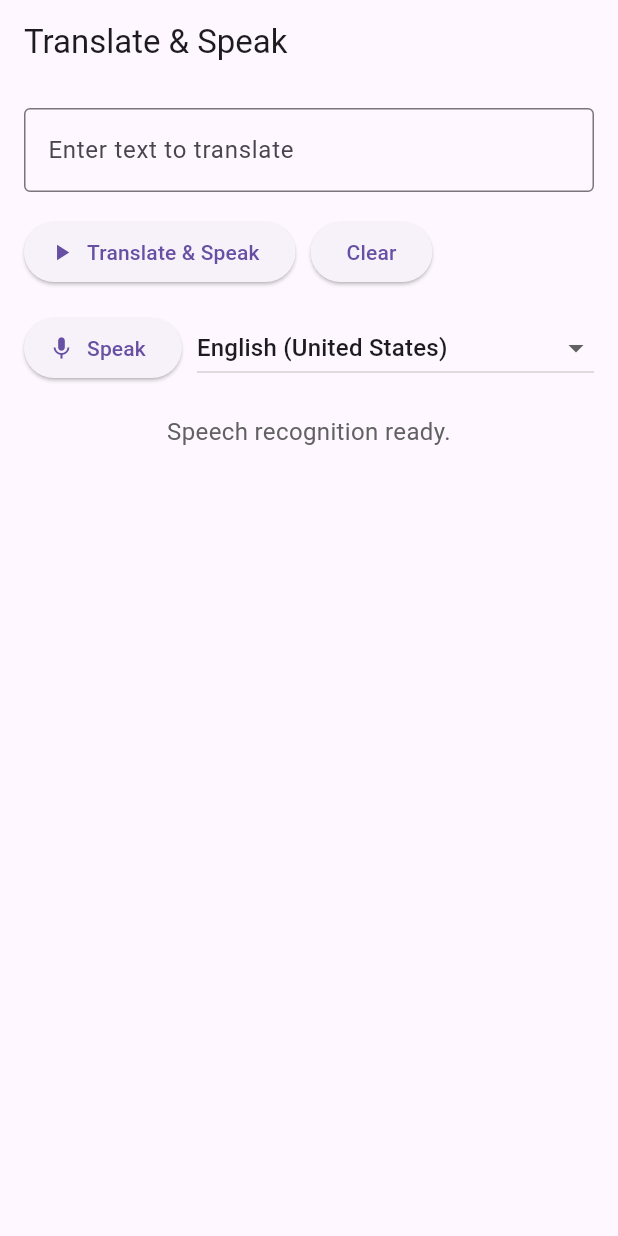
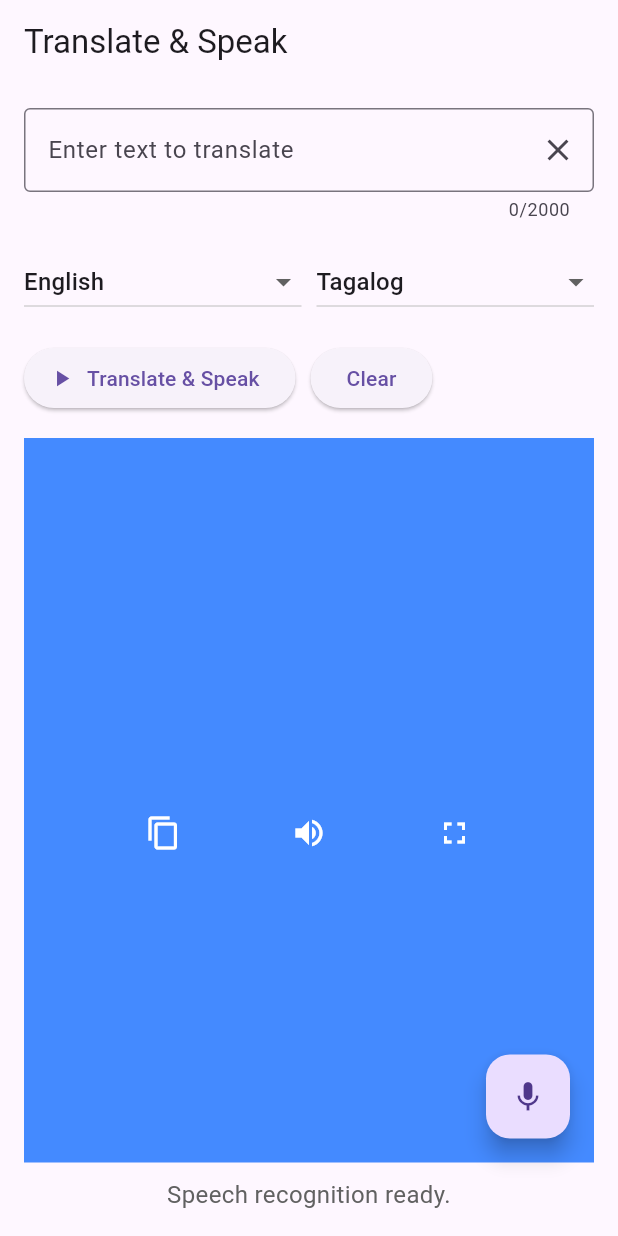
Before and after one commit to Kdaniel-prog/translate, a Flutter app: the screen it shows after launch, on a phone screen of 412 x 824 dp. Run offline on Flutter 3.47's test engine with Material 3 defaults, Android fonts, the phone set to English and light mode, and no system bars; our stand-ins replace audioplayers, speech_to_text.

Commit message:
Update translate_speak_demo.dart

```diff
--- a/lib/translate_speak_demo.dart
+++ b/lib/translate_speak_demo.dart
@@ -1,10 +1,12 @@
 import 'package:flutter/material.dart';
+import 'package:flutter/services.dart';
 import 'services/translate_service.dart';
 import 'services/text_to_speech_service.dart';
 import 'services/speech_to_text.dart';
 
 class TranslateSpeakDemo extends StatefulWidget {
   const TranslateSpeakDemo({super.key});
+
   @override
   State<TranslateSpeakDemo> createState() => _TranslateSpeakDemoState();
 }
@@ -19,6 +21,16 @@ class _TranslateSpeakDemoState extends State<TranslateSpeakDemo> {
   String status = "Type something and press the mic.";
   String translatedText = "";
   bool isListening = false;
+  String sourceLanguage = 'en';
+  String targetLanguage = 'tl';
+
+  final languageList = [
+    {'code': 'en', 'name': 'English'},
+    {'code': 'tl', 'name': 'Tagalog'},
+    {'code': 'de', 'name': 'German'},
+    {'code': 'zh', 'name': 'Chinese'},
+    // Add more as needed
+  ];
 
   @override
   void initState() {
@@ -48,14 +60,14 @@ class _TranslateSpeakDemoState extends State<TranslateSpeakDemo> {
 
     try {
       setState(() => status = "Translating...");
-      final translated = await _translateService.translate(inputText, 'tl');
+      final translated = await _translateService.translate(inputText, targetLanguage);
 
       setState(() {
         translatedText = translated;
         status = "Speaking...";
       });
 
-      await _ttsService.speak(translated, 'tl');
+      await _ttsService.speak(translated, targetLanguage);
 
       setState(() => status = "Done.");
     } catch (e) {
@@ -66,9 +78,7 @@ class _TranslateSpeakDemoState extends State<TranslateSpeakDemo> {
   void _toggleListening() {
     if (isListening) {
       _speechService.stopListening();
-      setState(() {
-        isListening = false;
-      });
+      setState(() => isListening = false);
     } else {
       _speechService.startListening();
       setState(() {
@@ -81,7 +91,7 @@ class _TranslateSpeakDemoState extends State<TranslateSpeakDemo> {
   @override
   Widget build(BuildContext context) {
     return Scaffold(
-      appBar: AppBar(title: Text("Translate & Speak")),
+      appBar: AppBar(title: const Text("Translate & Speak")),
       body: Padding(
         padding: const EdgeInsets.all(16),
         child: Column(
@@ -89,21 +99,60 @@ class _TranslateSpeakDemoState extends State<TranslateSpeakDemo> {
             TextField(
               controller: _textController,
               decoration: InputDecoration(
-                labelText: "Enter text to translate",
-                border: OutlineInputBorder(),
+                hintText: "Enter text to translate",
+                counterText: '${_textController.text.length}/2000',
+                suffixIcon: IconButton(
+                  icon: const Icon(Icons.clear),
+                  onPressed: () {
+                    _textController.clear();
+                    setState(() {
+                      translatedText = "";
+                      status = "Cleared.";
+                    });
+                  },
+                ),
+                border: const OutlineInputBorder(),
               ),
-              minLines: 1,
-              maxLines: 4,
+              maxLength: 2000,
+              maxLines: null,
             ),
-            SizedBox(height: 16),
+            const SizedBox(height: 16),
+            Row(
+              children: [
+                Expanded(
+                  child: DropdownButton<String>(
+                    value: sourceLanguage,
+                    isExpanded: true,
+                    onChanged: (val) => setState(() => sourceLanguage = val!),
+                    items: languageList.map((lang) => DropdownMenuItem(
+                      value: lang['code'],
+                      child: Text(lang['name']!),
+                    )).toList(),
+                  ),
+                ),
+                const SizedBox(width: 10),
+                Expanded(
+                  child: DropdownButton<String>(
+                    value: targetLanguage,
+                    isExpanded: true,
+                    onChanged: (val) => setState(() => targetLanguage = val!),
+                    items: languageList.map((lang) => DropdownMenuItem(
+                      value: lang['code'],
+                      child: Text(lang['name']!),
+                    )).toList(),
+                  ),
+                ),
+              ],
+            ),
+            const SizedBox(height: 16),
             Row(
               children: [
                 ElevatedButton.icon(
                   onPressed: _translateAndSpeak,
-                  icon: Icon(Icons.play_arrow),
-                  label: Text("Translate & Speak"),
+                  icon: const Icon(Icons.play_arrow),
+                  label: const Text("Translate & Speak"),
                 ),
-                SizedBox(width: 10),
+                const SizedBox(width: 10),
                 ElevatedButton(
                   onPressed: () {
                     _textController.clear();
@@ -112,48 +161,64 @@ class _TranslateSpeakDemoState extends State<TranslateSpeakDemo> {
                       status = "Cleared.";
                     });
                   },
-                  child: Text("Clear"),
+                  child: const Text("Clear"),
                 ),
               ],
             ),
-            SizedBox(height: 16),
-            Row(
-              children: [
-                ElevatedButton.icon(
-                  onPressed: _toggleListening,
-                  icon: Icon(isListening ? Icons.stop : Icons.mic),
-                  label: Text(isListening ? "Stop" : "Speak"),
-                ),
-                SizedBox(width: 10),
-                Expanded(
-                  child: DropdownButton<String>(
-                    value: _speechService.selectedLocaleId,
-                    isExpanded: true,
-                    onChanged: (newLocale) {
-                      setState(() {
-                        _speechService.selectedLocaleId = newLocale ?? '';
-                      });
-                    },
-                    items: _speechService.localeNames
-                        .map((locale) => DropdownMenuItem(
-                              value: locale.localeId,
-                              child: Text(locale.name),
-                            ))
-                        .toList(),
+            const SizedBox(height: 16),
+            Expanded(
+              child: Stack(
+                children: [
+                  Container(
+                    width: double.infinity,
+                    padding: const EdgeInsets.all(20),
+                    color: Colors.blueAccent,
+                    child: Column(
+                      crossAxisAlignment: CrossAxisAlignment.center,
+                      mainAxisAlignment: MainAxisAlignment.center,
+                      children: [
+                        Text(
+                          translatedText,
+                          style: const TextStyle(fontSize: 24, color: Colors.white),
+                          textAlign: TextAlign.center,
+                        ),
+                        const SizedBox(height: 10),
+                        Row(
+                          mainAxisAlignment: MainAxisAlignment.spaceEvenly,
+                          children: [
+                            IconButton(
+                              icon: const Icon(Icons.copy, color: Colors.white),
+                              onPressed: () => Clipboard.setData(
+                                  ClipboardData(text: translatedText)),
+                            ),
+                            IconButton(
+                              icon: const Icon(Icons.volume_up, color: Colors.white),
+                              onPressed: () => _ttsService.speak(translatedText, targetLanguage),
+                            ),
+                            IconButton(
+                              icon: const Icon(Icons.fullscreen, color: Colors.white),
+                              onPressed: () {},
+                            ),
+                          ],
+                        ),
+                      ],
+                    ),
                   ),
-                ),
-              ],
+                  Positioned(
+                    right: 16,
+                    bottom: 16,
+                    child: FloatingActionButton(
+                      onPressed: _toggleListening,
+                      child: Icon(isListening ? Icons.stop : Icons.mic),
+                    ),
+                  ),
+                ],
+              ),
             ),
-            SizedBox(height: 20),
+            const SizedBox(height: 10),
             Text(
               status,
               style: TextStyle(fontSize: 16, color: Colors.grey[700]),
-              textAlign: TextAlign.center,
-            ),
-            SizedBox(height: 10),
-            Text(
-              translatedText,
-              style: TextStyle(fontSize: 20, fontWeight: FontWeight.bold),
               textAlign: TextAlign.center,
             ),
           ],
```
